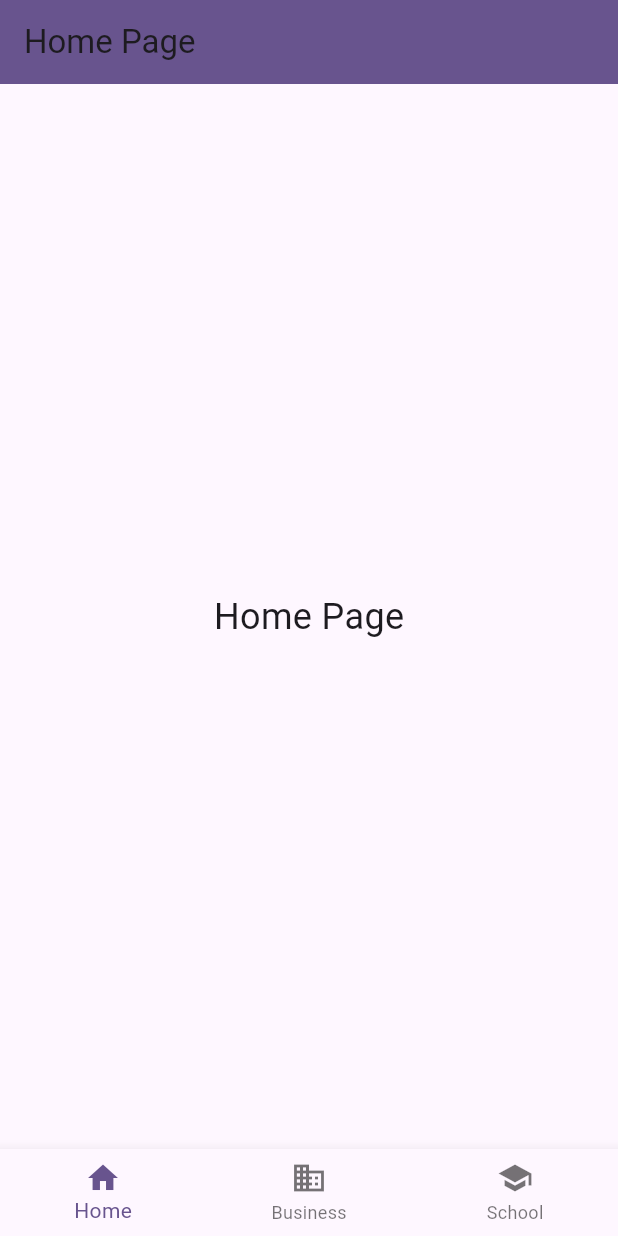
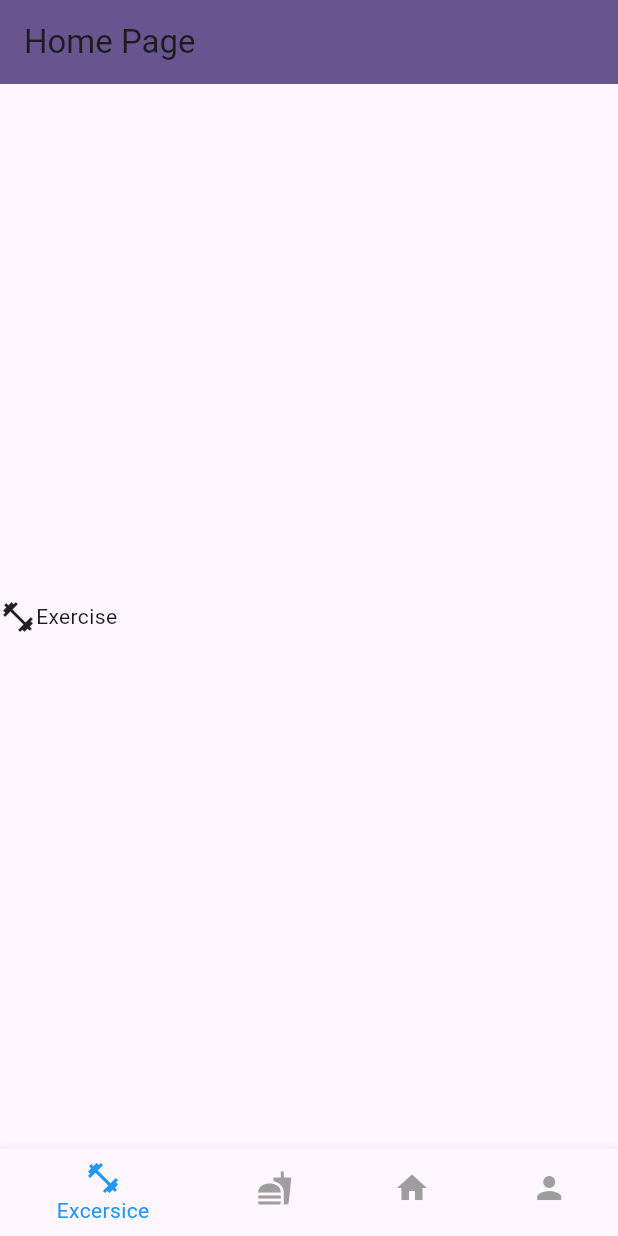
Before and after one commit to Pmunoz200/wellbeing_app, a Flutter app: the screen it shows after launch, on a phone screen of 412 x 824 dp. Run offline on Flutter 3.47's test engine with Material 3 defaults, Android fonts, the phone set to English and light mode, and no system bars.

```diff
--- a/lib/pages/home_page.dart
+++ b/lib/pages/home_page.dart
@@ -1,6 +1,47 @@
 import 'package:flutter/material.dart';
 
-class HomePage extends StatelessWidget {
+class HomePage extends StatefulWidget {
+  @override
+  State<HomePage> createState() => _HomePageState();
+}
+
+class _HomePageState extends State<HomePage> {
+
+  int _selectedIndex = 0;
+
+  final List<Widget> _widgetOptions = <Widget>[
+    const Row(
+      children: [
+        Icon(Icons.fitness_center),
+        Text('Exercise'),
+      ],
+    ),
+    const Row(
+      children: [
+        Icon(Icons.fastfood),
+        Text('Food'),
+      ],
+    ),
+    const Row(
+      children: [
+        Icon(Icons.home),
+        Text('Home'),
+      ],
+    ),
+    const Row(
+      children: [
+        Icon(Icons.person),
+        Text('Profile'),
+      ],
+    ),
+  ];
+
+  void _onItemTapped(int index) {
+    setState(() {
+      _selectedIndex = index;
+    });
+  }
+
   @override
   Widget build(BuildContext context) {
     return Scaffold(
@@ -9,26 +50,32 @@ class HomePage extends StatelessWidget {
         backgroundColor: Theme.of(context).colorScheme.primary,
       ),
       body: Center(
-        child: Text(
-          'Home Page',
-          style: TextStyle(fontSize: 24),
-        ),
+        child: _widgetOptions.elementAt(_selectedIndex),
       ),
       bottomNavigationBar: BottomNavigationBar(
+        selectedItemColor: Colors.blue,
+        unselectedItemColor: Colors.grey,
+        unselectedLabelStyle: TextStyle(color: Colors.grey),
         items: const <BottomNavigationBarItem>[
+          BottomNavigationBarItem(
+            icon: Icon(Icons.fitness_center),
+            label: 'Excersice',
+          ),
+          BottomNavigationBarItem(
+            icon: Icon(Icons.fastfood),
+            label: 'Food',
+          ),
           BottomNavigationBarItem(
             icon: Icon(Icons.home),
             label: 'Home',
           ),
           BottomNavigationBarItem(
-            icon: Icon(Icons.business),
-            label: 'Business',
-          ),
-          BottomNavigationBarItem(
-            icon: Icon(Icons.school),
-            label: 'School',
+            icon: Icon(Icons.person),
+            label: 'Profile',
           ),
         ],
+        currentIndex: _selectedIndex,
+        onTap: _onItemTapped,
       )
     );
   }
```
